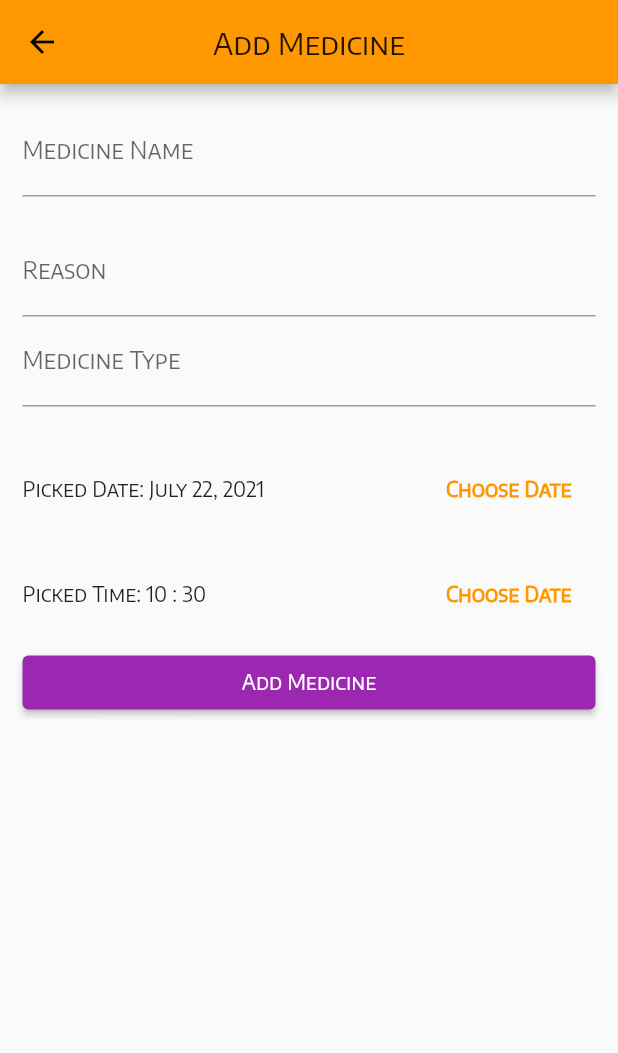
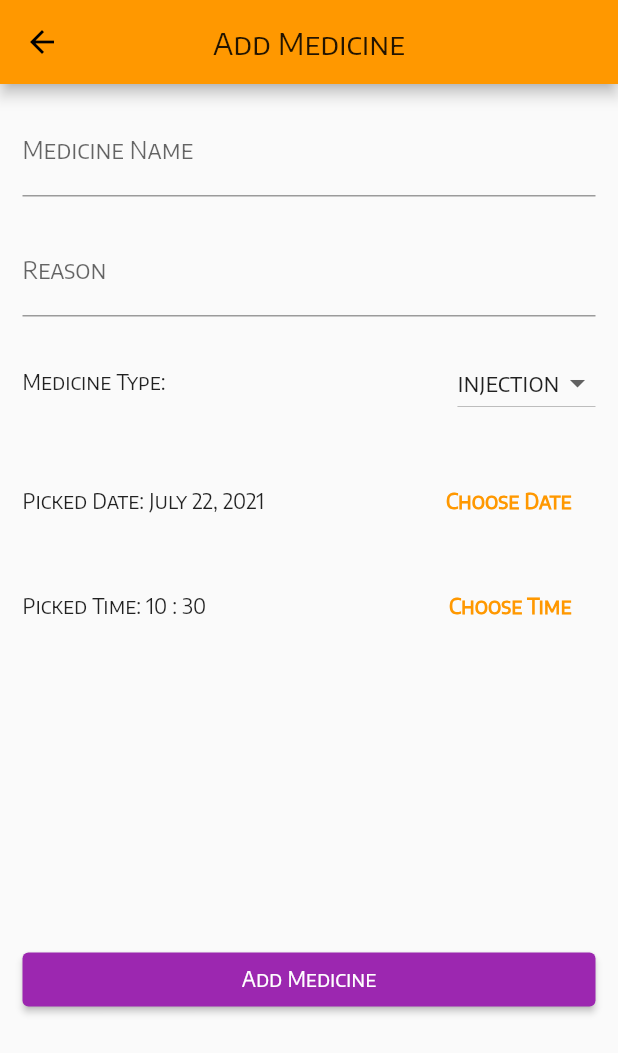
Before and after one commit to BisheshDangol/medicine_reminder_app, a Flutter app: the screen it shows after launch, after a tap on the "add" icon, on a phone screen of 412 x 824 dp. Shown: the top 1053 px of the screen. Run offline on Flutter 3.47's test engine with Material 2 defaults, Android fonts, the phone set to English and light mode, and no system bars.

Commit message:
Added dismissing the medicine items.

```diff
--- a/lib/models/medicines.dart
+++ b/lib/models/medicines.dart
@@ -15,6 +15,11 @@ class Medicines with ChangeNotifier {
 
   List<Medicine> get meds {
     return [..._meds];
+  }
+
+  removeMedicine(int index) {
+    _meds.removeAt(index);
+    notifyListeners();
   }
 
   addMedicine(Medicine medicine) {
--- a/lib/screens/add_medicine_screen.dart
+++ b/lib/screens/add_medicine_screen.dart
@@ -14,9 +14,9 @@ class AddMedicineScreen extends StatefulWidget {
 class _AddMedicineScreenState extends State<AddMedicineScreen> {
   final _titleController = TextEditingController();
   final _reasonController = TextEditingController();
-  final _typeController = TextEditingController();
   late DateTime _selectedDate;
   late TimeOfDay _selectedTime;
+  String chosenValue = 'injection';
 
   @override
   void initState() {
@@ -69,7 +69,7 @@ class _AddMedicineScreenState extends State<AddMedicineScreen> {
   void addMedicineBtn(Medicines med) {
     var _editedMedicine = new Medicine(
       id: DateTime.now().toString(),
-      imageUrl: img(_typeController.text),
+      imageUrl: img(chosenValue),
       reason: _reasonController.text,
       date: _selectedDate,
       title: _titleController.text,
@@ -79,10 +79,15 @@ class _AddMedicineScreenState extends State<AddMedicineScreen> {
     Navigator.of(context).pop();
   }
 
+  List type = [
+    "injection",
+    "capsule",
+    "liquid",
+  ];
+
   @override
   Widget build(BuildContext context) {
     final medicines = Provider.of<Medicines>(context);
-
     return Scaffold(
       appBar: AppBar(
         title: Text('Add Medicine'),
@@ -101,9 +106,26 @@ class _AddMedicineScreenState extends State<AddMedicineScreen> {
               decoration: InputDecoration(labelText: 'Reason'),
               controller: _reasonController,
             ),
-            TextField(
-              decoration: InputDecoration(labelText: 'Medicine Type'),
-              controller: _typeController,
+            SizedBox(height: 20),
+            Row(
+              mainAxisAlignment: MainAxisAlignment.spaceBetween,
+              children: [
+                Text('Medicine Type: '),
+                DropdownButton(
+                  items: type.map((dropDownItem) {
+                    return DropdownMenuItem(
+                      child: Text(dropDownItem),
+                      value: dropDownItem,
+                    );
+                  }).toList(),
+                  value: chosenValue,
+                  onChanged: (newValue) {
+                    setState(() {
+                      chosenValue = newValue.toString();
+                    });
+                  },
+                ),
+              ],
             ),
             SizedBox(height: 20),
             Container(
@@ -143,7 +165,7 @@ class _AddMedicineScreenState extends State<AddMedicineScreen> {
                   FlatButton(
                       textColor: Theme.of(context).primaryColor,
                       child: Text(
-                        'Choose Date',
+                        'Choose Time',
                         style: TextStyle(
                           fontWeight: FontWeight.bold,
                         ),
@@ -154,6 +176,7 @@ class _AddMedicineScreenState extends State<AddMedicineScreen> {
                 ],
               ),
             ),
+            SizedBox(height: 190),
             ElevatedButton(
               onPressed: () {
                 addMedicineBtn(medicines);
--- a/lib/screens/medicine_overview_screen.dart
+++ b/lib/screens/medicine_overview_screen.dart
@@ -11,7 +11,25 @@ class MedicineOverViewScreen extends StatelessWidget {
         Expanded(
           child: ListView.builder(
             itemBuilder: (context, index) {
-              return Container(
+              return Dismissible(
+                direction: DismissDirection.endToStart,
+                key: UniqueKey(),
+                onDismissed: (direction) {
+                  medicines.removeMedicine(index);
+                },
+                background: Container(
+                  margin: EdgeInsets.all(10),
+                  decoration: BoxDecoration(
+                    borderRadius: BorderRadius.circular(40),
+                    color: Colors.red[300],
+                  ),
+                  padding: EdgeInsets.all(20),
+                  child: Icon(
+                    Icons.delete,
+                  ),
+                  alignment: Alignment.centerRight,
+                ),
+                child: Container(
                   height: 150,
                   margin: EdgeInsets.all(10),
                   decoration: BoxDecoration(
@@ -60,6 +78,7 @@ class MedicineOverViewScreen extends StatelessWidget {
                       ),
                     ],
                   ),
+                ),
               );
             },
             itemCount: medicines.itemCount(),
```
Lines whose indentation alone changed are shown as unchanged.
